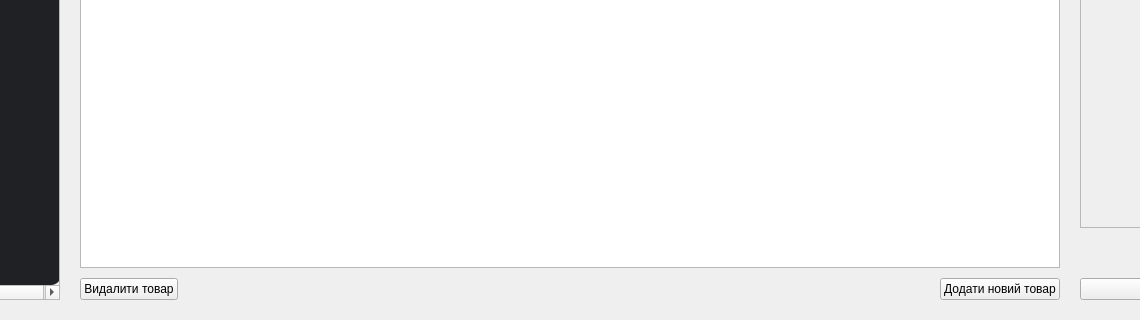
First picture: the form in src/View/MenuAdmin/menueditproduct.ui, repository Fyz-dev/GunStore, before the edit; both pictures show x 210 to 1350 and y 330 to 650 of the 1560 by 650 pixel window.
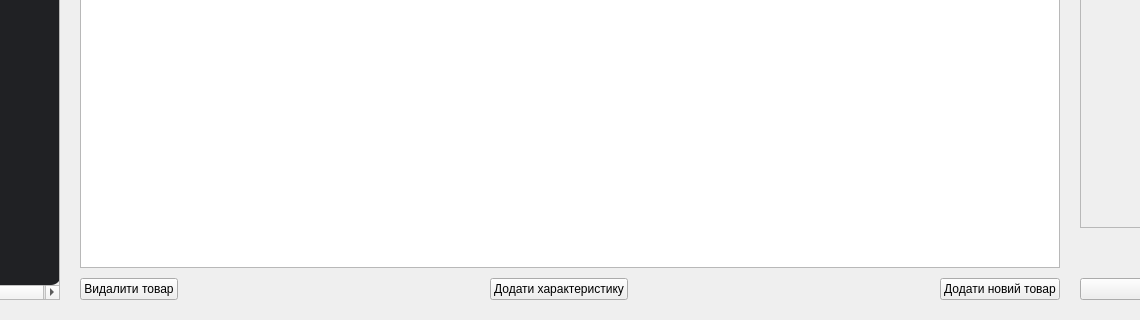
Second picture: the form after the edit.

What changed in the file:
```diff
--- a/src/View/MenuAdmin/menueditproduct.ui
+++ b/src/View/MenuAdmin/menueditproduct.ui
@@ -449,6 +449,26 @@
          </property>
         </spacer>
        </item>
+       <item>
+        <widget class="QPushButton" name="buttonAddCharact">
+         <property name="text">
+          <string>Додати характеристику</string>
+         </property>
+        </widget>
+       </item>
+       <item>
+        <spacer name="horizontalSpacer">
+         <property name="orientation">
+          <enum>Qt::Horizontal</enum>
+         </property>
+         <property name="sizeHint" stdset="0">
+          <size>
+           <width>40</width>
+           <height>20</height>
+          </size>
+         </property>
+        </spacer>
+       </item>
        <item>
         <widget class="QPushButton" name="buttonAddNewProduct">
          <property name="text">
```
